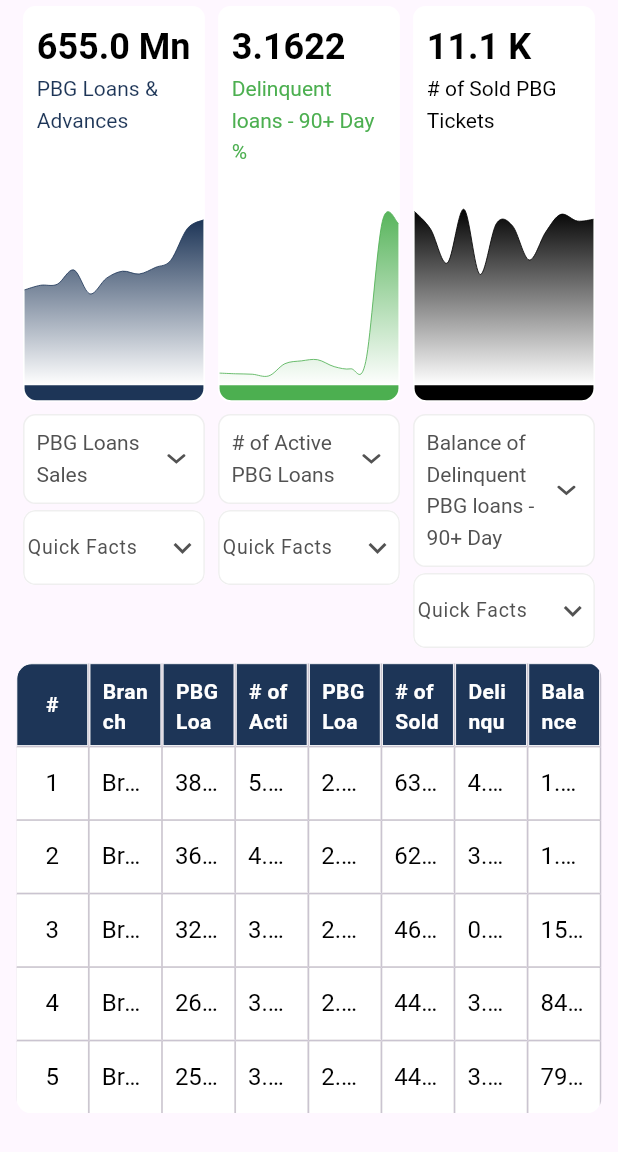
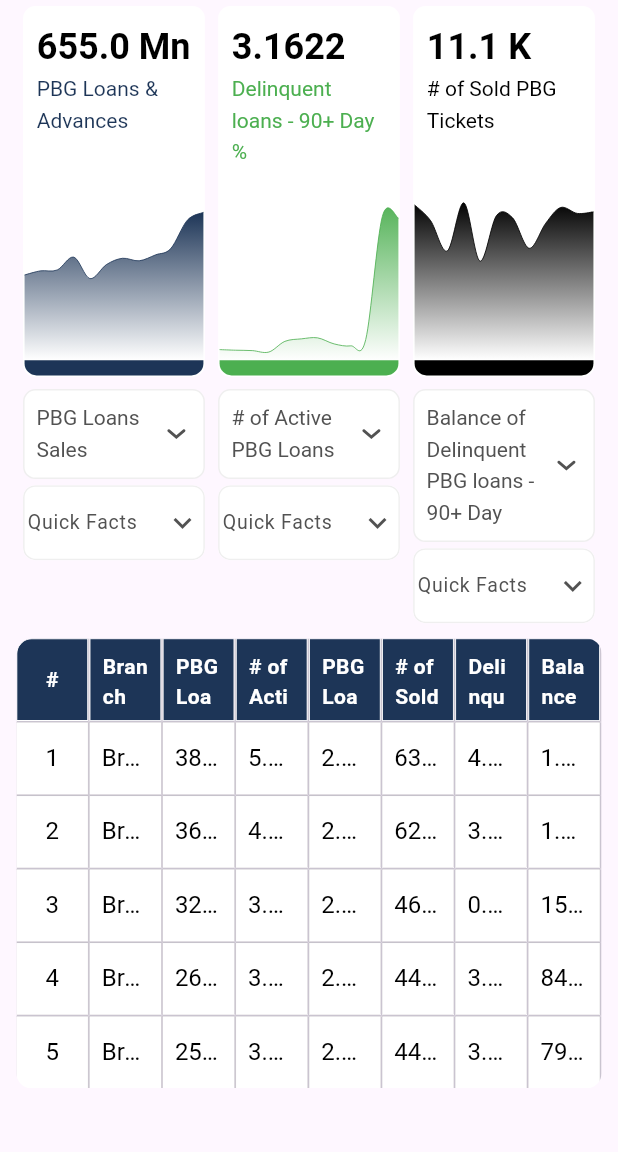
Before and after one commit to ahmaddalabeeh/beye_task, a Flutter app: the screen it shows after launch, on a phone screen of 412 x 824 dp. Shown: the top 1152 px of the screen. Run offline on Flutter 3.47's test engine with Material 3 defaults, Android fonts, the phone set to English and light mode, and no system bars; drawn by our look-alikes of syncfusion_flutter_datagrid; our stand-ins replace flutter_screenutil, flutter_svg, get, syncfusion_flutter_charts.

Commit message:
sorting and responsiveness

```diff
--- a/lib/pages/table_screen/view/loan_grid_data_screen.dart
+++ b/lib/pages/table_screen/view/loan_grid_data_screen.dart
@@ -106,11 +106,7 @@ class LoanDataGridScreen extends StatelessWidget {
                       minimumWidth: 10.w,
                       maximumWidth: 50.w,
                       columnName: 'index',
-                      label: GestureDetector(
-                        onTap: () {
-                          loanController.sortColumn('index');
-                        },
-                        child: Container(
+                      label: Container(
                         padding: EdgeInsets.all(8.r),
                         alignment: Alignment.center,
                         decoration: BoxDecoration(
@@ -119,15 +115,14 @@ class LoanDataGridScreen extends StatelessWidget {
                             topLeft: Radius.circular(10.r),
                             topRight: Radius.zero,
                           ),
-                            border: Border.all(
-                                color: AppColors.white, width: 0.5.w),
+                          border:
+                              Border.all(color: AppColors.white, width: 0.5.w),
                         ),
                         child: const Text(
                           '#',
                           style: TextStyle(
                             color: AppColors.white,
                             fontWeight: FontWeight.bold,
-                            ),
                           ),
                         ),
                       ),
--- a/lib/pages/table_screen/widgets/loan_chart.dart
+++ b/lib/pages/table_screen/widgets/loan_chart.dart
@@ -28,7 +28,7 @@ class LoanChart extends StatelessWidget {
     return Visibility(
       visible: visibility,
       child: Container(
-        height: 260.h,
+        height: MediaQuery.of(context).size.height * 0.3,
         margin: EdgeInsets.symmetric(horizontal: 4.w, vertical: 4.h),
         decoration: BoxDecoration(
           color: AppColors.white,
@@ -88,7 +88,6 @@ class LoanChart extends StatelessWidget {
               ),
             ),
             Container(
-              width: double.infinity,
               height: 10.h,
               decoration: BoxDecoration(
                 color: color,
```
Also changed, not shown: lib/pages/table_screen/controller/loan_controller.dart (+13 -3 lines). Lines whose indentation alone changed are shown as unchanged.
